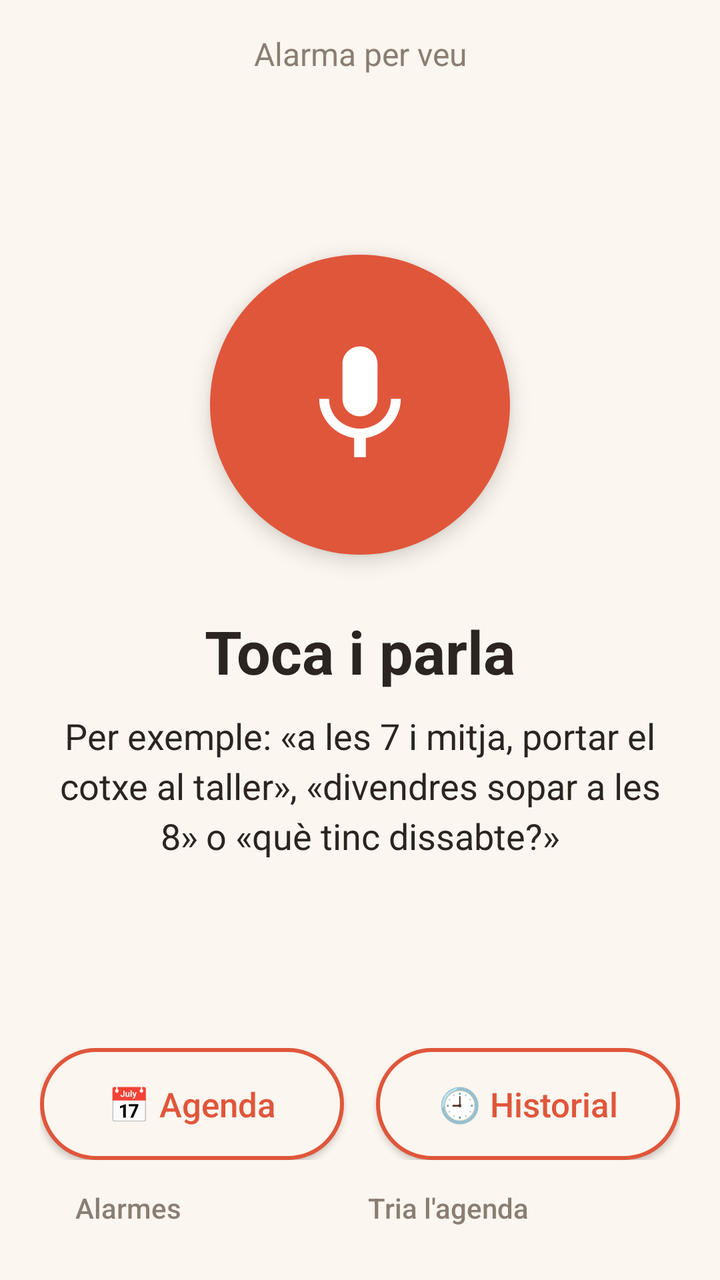
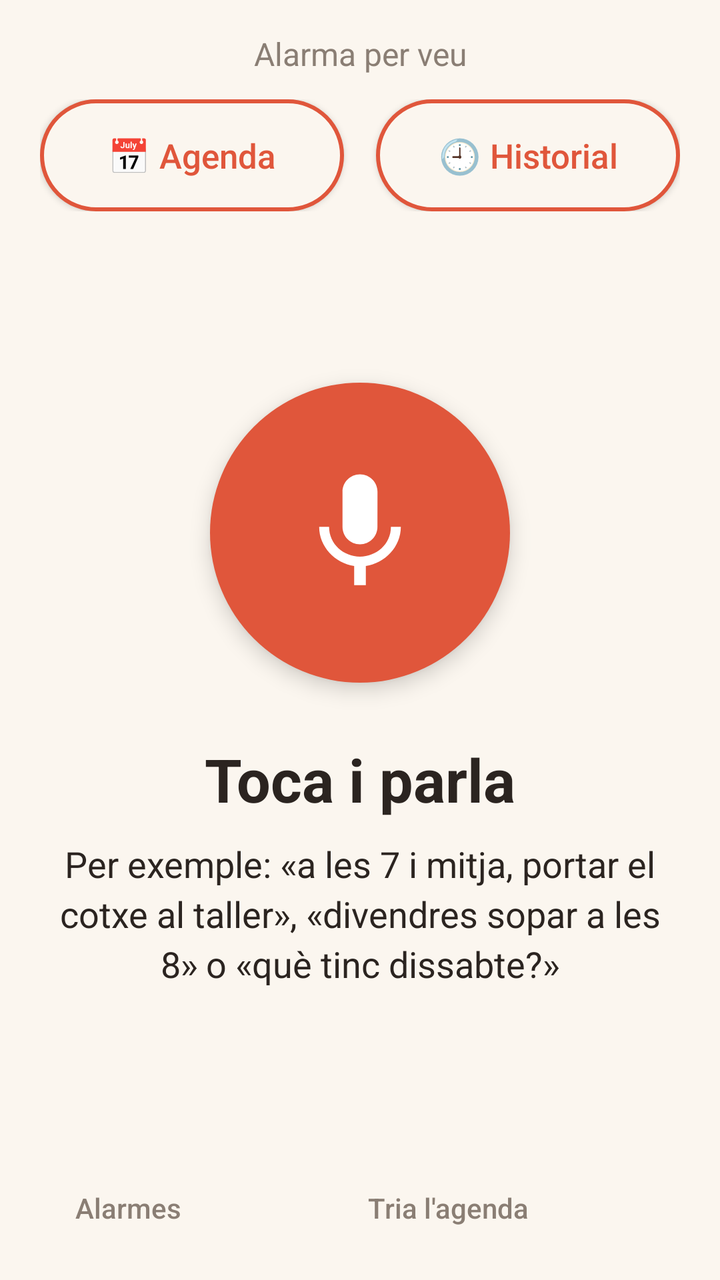

Before-and-after screenshots of an Android layout around one commit, followed by the original layout XML and the change that was made.
<!-- AndroidManifest.xml: application theme Tema -->
<!-- res/layout/activity_main.xml -->
<?xml version="1.0" encoding="utf-8"?>
<LinearLayout xmlns:android="http://schemas.android.com/apk/res/android"
    android:layout_width="match_parent"
    android:layout_height="match_parent"
    android:background="@color/fons"
    android:orientation="vertical"
    android:paddingStart="20dp"
    android:paddingTop="16dp"
    android:paddingEnd="20dp"
    android:paddingBottom="12dp">

    <TextView
        android:layout_width="match_parent"
        android:layout_height="wrap_content"
        android:gravity="center"
        android:text="@string/app_name"
        android:textColor="@color/text_suau"
        android:textSize="16sp" />

    
    <ScrollView
        android:layout_width="match_parent"
        android:layout_height="0dp"
        android:layout_weight="1"
        android:fillViewport="true">

        <LinearLayout
            android:layout_width="match_parent"
            android:layout_height="wrap_content"
            android:gravity="center"
            android:orientation="vertical"
            android:paddingTop="12dp"
            android:paddingBottom="12dp">

            <ImageButton
                android:id="@+id/boto_parla"
                android:layout_width="150dp"
                android:layout_height="150dp"
                android:background="@drawable/boto_rodo"
                android:contentDescription="@string/parla"
                android:elevation="6dp"
                android:padding="40dp"
                android:scaleType="fitCenter"
                android:src="@drawable/ic_mic" />

            <TextView
                android:id="@+id/estat"
                android:layout_width="match_parent"
                android:layout_height="wrap_content"
                android:layout_marginTop="28dp"
                android:gravity="center"
                android:text="@string/toca_per_parlar"
                android:textColor="@color/text"
                android:textSize="30sp"
                android:textStyle="bold" />

            <TextView
                android:id="@+id/detall"
                android:layout_width="match_parent"
                android:layout_height="wrap_content"
                android:layout_marginTop="10dp"
                android:gravity="center"
                android:lineSpacingExtra="4dp"
                android:text="@string/exemple"
                android:textColor="@color/text"
                android:textSize="18sp" />

            <TextView
                android:id="@+id/escoltat"
                android:layout_width="match_parent"
                android:layout_height="wrap_content"
                android:layout_marginTop="14dp"
                android:gravity="center"
                android:textColor="@color/text_suau"
                android:textSize="15sp"
                android:visibility="gone" />
        </LinearLayout>
    </ScrollView>

    
    <LinearLayout
        android:id="@+id/fila_dubte"
        android:layout_width="match_parent"
        android:layout_height="wrap_content"
        android:layout_marginTop="8dp"
        android:layout_marginBottom="8dp"
        android:orientation="horizontal"
        android:visibility="gone">

        <Button
            android:id="@+id/boto_no"
            android:layout_width="0dp"
            android:layout_height="56dp"
            android:layout_marginEnd="8dp"
            android:layout_weight="1"
            android:background="@drawable/boto_contorn"
            android:text="@string/no_deixa_ho"
            android:textAllCaps="false"
            android:textColor="@color/text"
            android:textSize="17sp" />

        <Button
            android:id="@+id/boto_si"
            android:layout_width="0dp"
            android:layout_height="56dp"
            android:layout_marginStart="8dp"
            android:layout_weight="1"
            android:background="@drawable/boto_pastilla"
            android:text="@string/apunta_igualment"
            android:textAllCaps="false"
            android:textColor="@color/blanc"
            android:textSize="17sp" />
    </LinearLayout>

    
    <LinearLayout
        android:layout_width="match_parent"
        android:layout_height="wrap_content"
        android:layout_marginTop="4dp"
        android:orientation="horizontal">

        <Button
            android:id="@+id/boto_agenda"
            android:layout_width="0dp"
            android:layout_height="56dp"
            android:layout_marginEnd="8dp"
            android:layout_weight="1"
            android:background="@drawable/boto_contorn"
            android:text="@string/obre_agenda"
            android:textAllCaps="false"
            android:textColor="@color/accent"
            android:textSize="17sp" />

        <Button
            android:id="@+id/boto_historial"
            android:layout_width="0dp"
            android:layout_height="56dp"
            android:layout_marginStart="8dp"
            android:layout_weight="1"
            android:background="@drawable/boto_contorn"
            android:text="@string/obre_historial"
            android:textAllCaps="false"
            android:textColor="@color/accent"
            android:textSize="17sp" />
    </LinearLayout>

    <LinearLayout
        android:layout_width="match_parent"
        android:layout_height="wrap_content"
        android:gravity="center"
        android:orientation="horizontal">

        <Button
            android:id="@+id/boto_alarmes"
            style="?android:attr/borderlessButtonStyle"
            android:layout_width="wrap_content"
            android:layout_height="wrap_content"
            android:text="@string/veure_alarmes"
            android:textAllCaps="false"
            android:textColor="@color/text_suau"
            android:textSize="14sp" />

        <Button
            android:id="@+id/boto_calendari"
            style="?android:attr/borderlessButtonStyle"
            android:layout_width="0dp"
            android:layout_height="wrap_content"
            android:layout_weight="1"
            android:ellipsize="end"
            android:maxLines="1"
            android:text="@string/tria_agenda"
            android:textAllCaps="false"
            android:textColor="@color/text_suau"
            android:textSize="14sp" />
    </LinearLayout>
</LinearLayout>
<!-- resources referenced by this layout -->
<resources>
  <color name="accent">#E0563B</color>
  <color name="blanc">#FFFFFF</color>
  <color name="fons">#FBF6EF</color>
  <color name="text">#2B2420</color>
  <color name="text_suau">#8A7E74</color>
  <!-- drawable boto_contorn (drawable) -->
  <?xml version="1.0" encoding="utf-8"?>
  <ripple xmlns:android="http://schemas.android.com/apk/res/android"
      android:color="#22E0563B">
      <item>
          <shape android:shape="rectangle">
              <corners android:radius="28dp" />
              <solid android:color="@color/fons" />
              <stroke
                  android:width="2dp"
                  android:color="@color/accent" />
          </shape>
      </item>
  </ripple>
  <!-- drawable boto_pastilla (drawable) -->
  <?xml version="1.0" encoding="utf-8"?>
  <ripple xmlns:android="http://schemas.android.com/apk/res/android"
      android:color="#40FFFFFF">
      <item>
          <shape android:shape="rectangle">
              <corners android:radius="28dp" />
              <solid android:color="@color/accent" />
          </shape>
      </item>
  </ripple>
  <!-- drawable boto_rodo (drawable) -->
  <?xml version="1.0" encoding="utf-8"?>
  <ripple xmlns:android="http://schemas.android.com/apk/res/android"
      android:color="#40FFFFFF">
      <item>
          <shape android:shape="oval">
              <solid android:color="@color/accent" />
          </shape>
      </item>
  </ripple>
  <!-- drawable ic_mic (drawable) -->
  <?xml version="1.0" encoding="utf-8"?>
  <vector xmlns:android="http://schemas.android.com/apk/res/android"
      android:width="24dp"
      android:height="24dp"
      android:viewportWidth="24"
      android:viewportHeight="24">
      <path
          android:fillColor="@color/blanc"
          android:pathData="M12,14c1.66,0 2.99,-1.34 2.99,-3L15,5c0,-1.66 -1.34,-3 -3,-3S9,3.34 9,5v6c0,1.66 1.34,3 3,3zM17.3,11c0,3 -2.54,5.1 -5.3,5.1S6.7,14 6.7,11L5,11c0,3.41 2.72,6.23 6,6.72L11,21h2v-3.28c3.28,-0.48 6,-3.3 6,-6.72h-1.7z" />
  </vector>
  <string name="app_name">Alarma per veu</string>
  <string name="apunta_igualment">Apunta-ho igualment</string>
  <string name="exemple">Per exemple: «a les 7 i mitja, portar el cotxe al taller», «divendres sopar a les 8» o «què tinc dissabte?»</string>
  <string name="no_deixa_ho">No, deixa-ho</string>
  <string name="obre_agenda">📅 Agenda</string>
  <string name="obre_historial">🕘 Historial</string>
  <string name="parla">Parla per posar una alarma</string>
  <string name="toca_per_parlar">Toca i parla</string>
  <string name="tria_agenda">Tria l\'agenda</string>
  <string name="veure_alarmes">Alarmes</string>
  <style name="Tema" parent="android:Theme.Material.Light.NoActionBar">
          <item name="android:windowBackground">@color/fons</item>
          <item name="android:statusBarColor">@color/fons</item>
          <item name="android:navigationBarColor">@color/fons</item>
          <item name="android:windowLightStatusBar">true</item>
          <item name="android:colorAccent">@color/accent</item>
      </style>
</resources>

<!-- the commit's change to res/layout/activity_main.xml (unified diff, before → after) -->
@@ -16,6 +16,38 @@
         android:text="@string/app_name"
         android:textColor="@color/text_suau"
         android:textSize="16sp" />
+
+    
+    <LinearLayout
+        android:layout_width="match_parent"
+        android:layout_height="wrap_content"
+        android:layout_marginTop="12dp"
+        android:orientation="horizontal">
+
+        <Button
+            android:id="@+id/boto_agenda"
+            android:layout_width="0dp"
+            android:layout_height="56dp"
+            android:layout_marginEnd="8dp"
+            android:layout_weight="1"
+            android:background="@drawable/boto_contorn"
+            android:text="@string/obre_agenda"
+            android:textAllCaps="false"
+            android:textColor="@color/accent"
+            android:textSize="17sp" />
+
+        <Button
+            android:id="@+id/boto_historial"
+            android:layout_width="0dp"
+            android:layout_height="56dp"
+            android:layout_marginStart="8dp"
+            android:layout_weight="1"
+            android:background="@drawable/boto_contorn"
+            android:text="@string/obre_historial"
+            android:textAllCaps="false"
+            android:textColor="@color/accent"
+            android:textSize="17sp" />
+    </LinearLayout>
 
     
     <ScrollView
@@ -112,38 +144,6 @@
             android:textSize="17sp" />
     </LinearLayout>
 
-    
-    <LinearLayout
-        android:layout_width="match_parent"
-        android:layout_height="wrap_content"
-        android:layout_marginTop="4dp"
-        android:orientation="horizontal">
-
-        <Button
-            android:id="@+id/boto_agenda"
-            android:layout_width="0dp"
-            android:layout_height="56dp"
-            android:layout_marginEnd="8dp"
-            android:layout_weight="1"
-            android:background="@drawable/boto_contorn"
-            android:text="@string/obre_agenda"
-            android:textAllCaps="false"
-            android:textColor="@color/accent"
-            android:textSize="17sp" />
-
-        <Button
-            android:id="@+id/boto_historial"
-            android:layout_width="0dp"
-            android:layout_height="56dp"
-            android:layout_marginStart="8dp"
-            android:layout_weight="1"
-            android:background="@drawable/boto_contorn"
-            android:text="@string/obre_historial"
-            android:textAllCaps="false"
-            android:textColor="@color/accent"
-            android:textSize="17sp" />
-    </LinearLayout>
-
     <LinearLayout
         android:layout_width="match_parent"
         android:layout_height="wrap_content"
